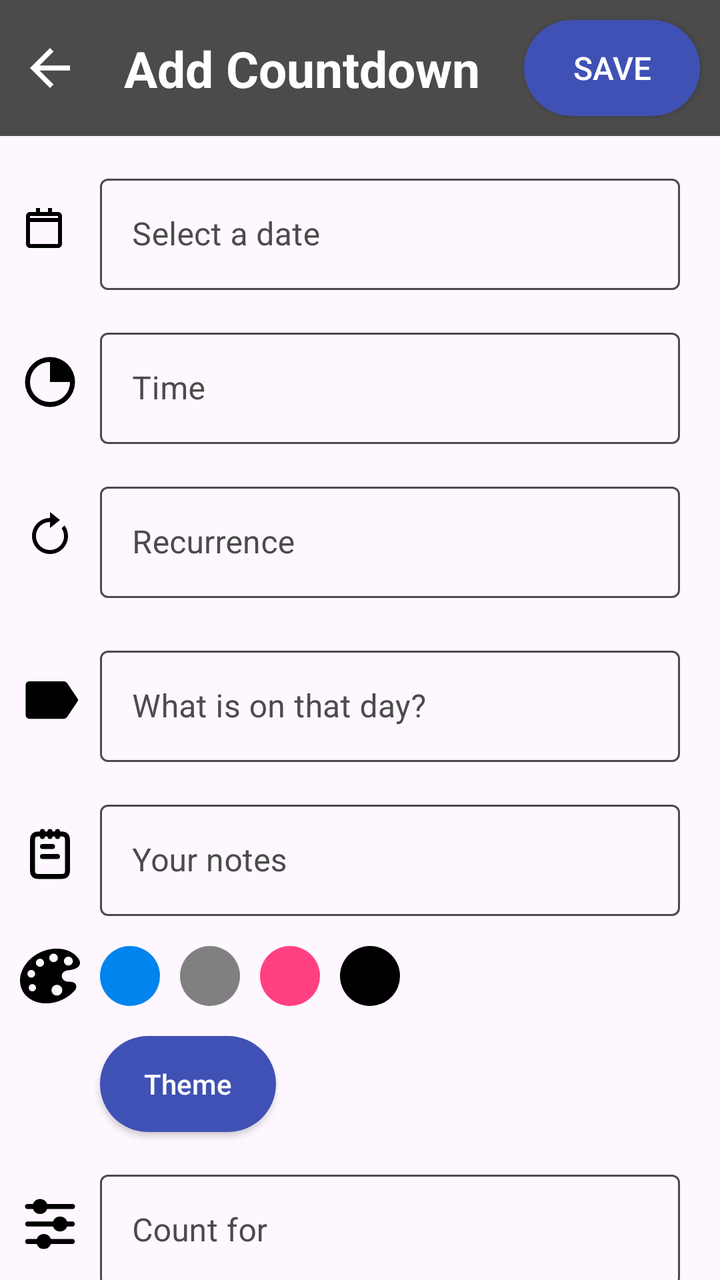
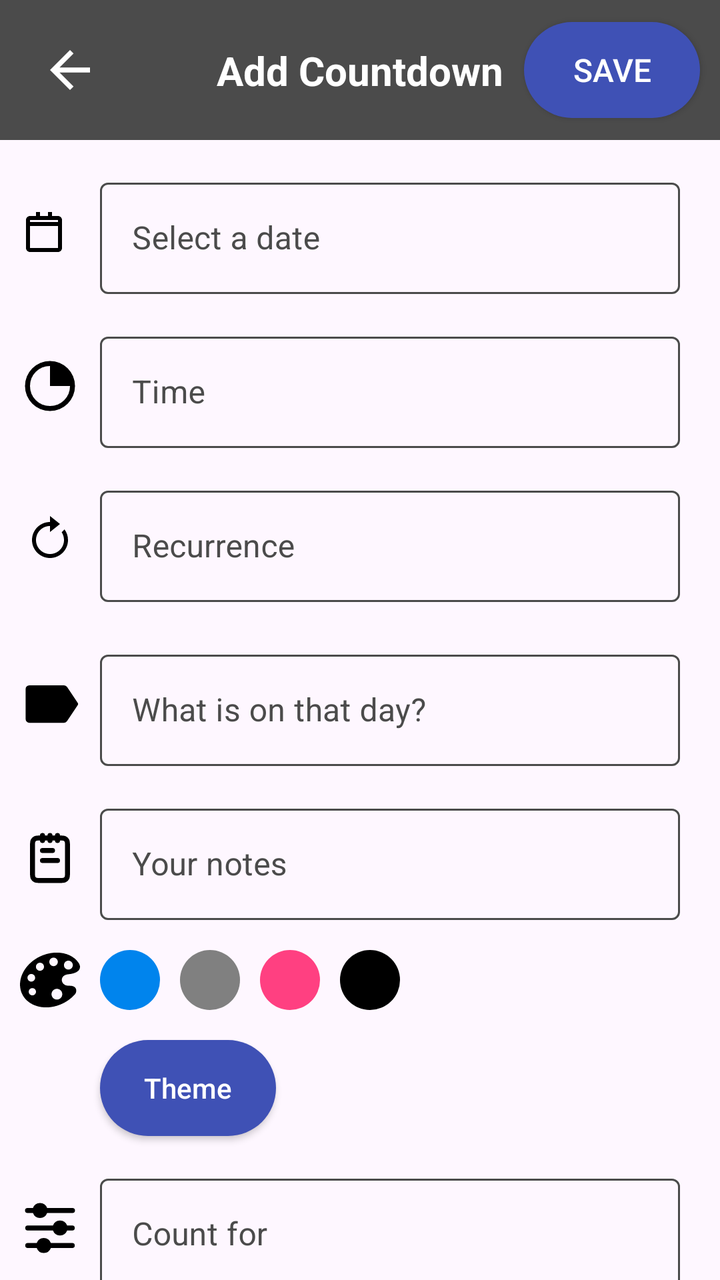

Compare the two renders of this Android layout. The source of the first and the diff that turns it into the second are given below.
<!-- AndroidManifest.xml: application theme AppTheme -->
<!-- res/layout/create_count_activity.xml -->
<?xml version="1.0" encoding="utf-8"?>
<androidx.constraintlayout.widget.ConstraintLayout xmlns:android="http://schemas.android.com/apk/res/android"
    xmlns:app="http://schemas.android.com/apk/res-auto"
    android:layout_width="match_parent"
    android:layout_height="match_parent"
    android:fitsSystemWindows="true">

    <androidx.constraintlayout.widget.ConstraintLayout
        android:id="@+id/constraintToolbar"
        android:layout_width="match_parent"
        android:layout_height="wrap_content"
        android:background="@color/dark_gray"
        app:layout_constraintEnd_toEndOf="parent"
        app:layout_constraintStart_toStartOf="parent"
        app:layout_constraintTop_toTopOf="parent">

        <androidx.appcompat.widget.AppCompatImageView
            android:id="@+id/imageViewBack"
            android:layout_width="wrap_content"
            android:layout_height="wrap_content"
            android:layout_margin="@dimen/dp_10"
            app:layout_constraintBottom_toBottomOf="parent"
            app:layout_constraintStart_toStartOf="parent"
            app:layout_constraintTop_toTopOf="parent"
            app:srcCompat="@drawable/ic_back" />

        <androidx.appcompat.widget.AppCompatTextView
            android:layout_width="wrap_content"
            android:layout_height="wrap_content"
            android:layout_marginVertical="@dimen/dp_10"
            android:text="Add Countdown"
            android:textColor="@android:color/white"
            android:textSize="@dimen/sp_25"
            android:textStyle="bold"
            app:layout_constraintBottom_toBottomOf="parent"
            app:layout_constraintEnd_toStartOf="@id/btnSave"
            app:layout_constraintStart_toEndOf="@id/imageViewBack"
            app:layout_constraintTop_toTopOf="parent" />

        <androidx.appcompat.widget.AppCompatButton
            android:id="@+id/btnSave"
            android:layout_width="wrap_content"
            android:layout_height="wrap_content"
            android:layout_marginVertical="@dimen/dp_10"
            android:layout_marginEnd="@dimen/dp_10"
            android:background="@drawable/bg_rounded_button"
            android:backgroundTint="@color/colorPrimary"
            android:text="Save"
            android:textColor="@color/white"
            android:textSize="@dimen/sp_16"
            app:layout_constraintBottom_toBottomOf="parent"
            app:layout_constraintEnd_toEndOf="parent"
            app:layout_constraintTop_toTopOf="parent" />

    </androidx.constraintlayout.widget.ConstraintLayout>

    <androidx.constraintlayout.widget.ConstraintLayout
        android:layout_width="match_parent"
        android:layout_height="@dimen/dp_0"
        app:layout_constraintEnd_toEndOf="parent"
        app:layout_constraintStart_toStartOf="parent"
        app:layout_constraintTop_toBottomOf="@id/constraintToolbar">

        <androidx.appcompat.widget.AppCompatImageView
            android:id="@+id/ivDate"
            android:layout_width="wrap_content"
            android:layout_height="wrap_content"
            android:layout_marginStart="@dimen/dp_10"
            app:layout_constraintBottom_toBottomOf="@id/textInputDate"
            app:layout_constraintStart_toStartOf="parent"
            app:layout_constraintTop_toTopOf="@id/textInputDate"
            app:srcCompat="@drawable/ic_calendar" />

        <com.google.android.material.textfield.TextInputLayout
            android:id="@+id/textInputDate"
            style="@style/BoxEditText"
            android:layout_width="@dimen/dp_0"
            android:layout_height="wrap_content"
            android:layout_marginTop="@dimen/dp_15"
            app:layout_constraintEnd_toEndOf="@id/textInputCountFor"
            app:layout_constraintStart_toStartOf="@id/textInputCountFor"
            app:layout_constraintTop_toTopOf="parent">

            <com.google.android.material.textfield.TextInputEditText
                android:id="@+id/textInputEditTextDate"
                android:layout_width="match_parent"
                android:layout_height="wrap_content"
                android:hint="@string/label_select_a_date"
                android:textColor="@color/dark_gray" />

        </com.google.android.material.textfield.TextInputLayout>


        <androidx.appcompat.widget.AppCompatImageView
            android:id="@+id/ivClock"
            android:layout_width="wrap_content"
            android:layout_height="wrap_content"
            android:layout_marginStart="@dimen/dp_10"
            app:layout_constraintBottom_toBottomOf="@id/textInputTime"
            app:layout_constraintStart_toStartOf="parent"
            app:layout_constraintTop_toTopOf="@id/textInputTime"
            app:srcCompat="@drawable/ic_clock" />

        <com.google.android.material.textfield.TextInputLayout
            android:id="@+id/textInputTime"
            style="@style/BoxEditText"
            android:layout_width="@dimen/dp_0"
            android:layout_height="wrap_content"
            android:layout_marginTop="@dimen/dp_15"
            app:layout_constraintEnd_toEndOf="@id/textInputDate"
            app:layout_constraintStart_toStartOf="@id/textInputDate"
            app:layout_constraintTop_toBottomOf="@id/textInputDate">

            <com.google.android.material.textfield.TextInputEditText
                android:id="@+id/etTime"
                android:layout_width="match_parent"
                android:layout_height="wrap_content"
                android:hint="Time"
                android:textColor="@color/dark_gray" />
        </com.google.android.material.textfield.TextInputLayout>

        <androidx.appcompat.widget.AppCompatImageView
            android:id="@+id/ivRecurrence"
            android:layout_width="wrap_content"
            android:layout_height="wrap_content"
            android:layout_marginStart="@dimen/dp_10"
            app:layout_constraintBottom_toBottomOf="@id/textInputRecurrence"
            app:layout_constraintStart_toStartOf="parent"
            app:layout_constraintTop_toTopOf="@id/textInputRecurrence"
            app:srcCompat="@drawable/ic_repeat" />


        <com.google.android.material.textfield.TextInputLayout
            android:id="@+id/textInputRecurrence"
            style="@style/BoxEditText"
            android:layout_width="@dimen/dp_0"
            android:layout_height="wrap_content"
            android:layout_marginTop="@dimen/dp_15"
            app:layout_constraintEnd_toEndOf="@id/textInputTime"
            app:layout_constraintStart_toStartOf="@id/textInputTime"
            app:layout_constraintTop_toBottomOf="@id/textInputTime">

            <com.google.android.material.textfield.TextInputEditText
                android:id="@+id/etRecurrence"
                android:layout_width="match_parent"
                android:layout_height="wrap_content"
                android:hint="Recurrence"
                android:textColor="@color/dark_gray" />

        </com.google.android.material.textfield.TextInputLayout>


        <androidx.appcompat.widget.AppCompatImageView
            android:id="@+id/ivBookmark"
            android:layout_width="wrap_content"
            android:layout_height="wrap_content"
            android:layout_marginStart="@dimen/dp_10"
            app:layout_constraintBottom_toBottomOf="@id/textInputWhatIsOnThatDay"
            app:layout_constraintStart_toStartOf="parent"
            app:layout_constraintTop_toTopOf="@id/textInputWhatIsOnThatDay"
            app:srcCompat="@drawable/ic_tag" />

        <com.google.android.material.textfield.TextInputLayout
            android:id="@+id/textInputWhatIsOnThatDay"
            style="@style/BoxEditText"
            android:layout_width="@dimen/dp_0"
            android:layout_height="wrap_content"
            android:layout_marginStart="@dimen/dp_10"
            android:layout_marginTop="@dimen/dp_20"
            android:layout_marginEnd="@dimen/dp_20"
            app:layout_constraintEnd_toEndOf="parent"
            app:layout_constraintStart_toEndOf="@id/ivBookmark"
            app:layout_constraintTop_toBottomOf="@id/textInputRecurrence">

            <com.google.android.material.textfield.TextInputEditText
                android:id="@+id/etWhatIsOnThatDay"
                android:layout_width="match_parent"
                android:layout_height="wrap_content"
                android:hint="@string/label_what_is_on_that_day"
                android:textColor="@color/dark_gray" />

        </com.google.android.material.textfield.TextInputLayout>

        <androidx.appcompat.widget.AppCompatImageView
            android:id="@+id/ivNotes"
            android:layout_width="wrap_content"
            android:layout_height="wrap_content"
            android:layout_marginStart="@dimen/dp_10"
            app:layout_constraintBottom_toBottomOf="@id/textInputYourNotes"
            app:layout_constraintStart_toStartOf="parent"
            app:layout_constraintTop_toTopOf="@id/textInputYourNotes"
            app:srcCompat="@drawable/ic_note" />

        <com.google.android.material.textfield.TextInputLayout
            android:id="@+id/textInputYourNotes"
            style="@style/BoxEditText"
            android:layout_width="@dimen/dp_0"
            android:layout_height="wrap_content"
            android:layout_marginTop="@dimen/dp_15"
            app:layout_constraintEnd_toEndOf="@id/textInputWhatIsOnThatDay"
            app:layout_constraintStart_toStartOf="@id/textInputWhatIsOnThatDay"
            app:layout_constraintTop_toBottomOf="@id/textInputWhatIsOnThatDay">

            <com.google.android.material.textfield.TextInputEditText
                android:id="@+id/etYourNotes"
                android:layout_width="match_parent"
                android:layout_height="wrap_content"
                android:hint="@string/label_your_notes"
                android:textColor="@color/dark_gray" />

        </com.google.android.material.textfield.TextInputLayout>

        <androidx.appcompat.widget.AppCompatImageView
            android:id="@+id/ivPalette"
            android:layout_width="wrap_content"
            android:layout_height="wrap_content"
            android:layout_marginStart="@dimen/dp_10"
            android:layout_marginTop="@dimen/dp_15"
            app:layout_constraintStart_toStartOf="parent"
            app:layout_constraintTop_toBottomOf="@id/textInputYourNotes"
            app:srcCompat="@drawable/ic_palette" />

        <LinearLayout
            android:id="@+id/colorCirclesLayout"
            android:layout_width="wrap_content"
            android:layout_height="wrap_content"
            android:layout_marginStart="@dimen/dp_10"
            android:orientation="horizontal"
            app:layout_constraintBottom_toBottomOf="@id/ivPalette"
            app:layout_constraintStart_toEndOf="@id/ivPalette"
            app:layout_constraintTop_toTopOf="@id/ivPalette">

            <View
                android:layout_width="@dimen/dp_30"
                android:layout_height="@dimen/dp_30"
                android:background="@drawable/bg_round_ciricle"
                android:backgroundTint="@color/blue" />

            <View
                android:layout_width="@dimen/dp_30"
                android:layout_height="@dimen/dp_30"
                android:layout_marginStart="@dimen/dp_10"
                android:background="@drawable/bg_round_ciricle"
                android:backgroundTint="@color/gray" />

            <View
                android:layout_width="@dimen/dp_30"
                android:layout_height="@dimen/dp_30"
                android:layout_marginStart="@dimen/dp_10"
                android:background="@drawable/bg_round_ciricle" />

            <View
                android:layout_width="@dimen/dp_30"
                android:layout_height="@dimen/dp_30"
                android:layout_marginStart="@dimen/dp_10"
                android:background="@drawable/bg_round_ciricle"
                android:backgroundTint="@color/black" />

        </LinearLayout>

        <androidx.appcompat.widget.AppCompatButton
            android:id="@+id/btnSelectTheme"
            android:layout_width="wrap_content"
            android:layout_height="wrap_content"
            android:layout_marginTop="@dimen/dp_15"
            android:background="@drawable/bg_rounded_button"
            android:backgroundTint="@color/colorPrimary"
            android:text="Theme"
            android:textAllCaps="false"
            android:textColor="@color/white"
            app:layout_constraintStart_toStartOf="@id/colorCirclesLayout"
            app:layout_constraintTop_toBottomOf="@id/colorCirclesLayout" />

        <androidx.appcompat.widget.AppCompatImageView
            android:id="@+id/ivCountFor"
            android:layout_width="wrap_content"
            android:layout_height="wrap_content"
            android:layout_marginStart="@dimen/dp_10"
            app:layout_constraintBottom_toBottomOf="@id/textInputCountFor"
            app:layout_constraintStart_toStartOf="parent"
            app:layout_constraintTop_toTopOf="@id/textInputCountFor"
            app:srcCompat="@drawable/ic_filter" />

        <com.google.android.material.textfield.TextInputLayout
            android:id="@+id/textInputCountFor"
            style="@style/BoxEditText"
            android:layout_width="@dimen/dp_0"
            android:layout_height="wrap_content"
            android:layout_marginTop="@dimen/dp_15"
            app:layout_constraintEnd_toEndOf="@id/textInputYourNotes"
            app:layout_constraintStart_toStartOf="@id/textInputYourNotes"
            app:layout_constraintTop_toBottomOf="@id/btnSelectTheme">

            <com.google.android.material.textfield.TextInputEditText
                android:id="@+id/autoCompleteTextViewCountFor"
                android:layout_width="match_parent"
                android:layout_height="wrap_content"
                android:hint="@string/label_count_for"
                android:textColor="@color/dark_gray" />
        </com.google.android.material.textfield.TextInputLayout>

        <androidx.appcompat.widget.SwitchCompat
            android:id="@+id/switchLabel"
            android:layout_width="wrap_content"
            android:layout_height="wrap_content"
            android:layout_marginTop="@dimen/dp_10"
            android:text="Show label"
            android:textColor="@color/dark_gray"
            android:textSize="@dimen/sp_16"
            app:layout_constraintStart_toStartOf="@id/textInputCountFor"
            app:layout_constraintTop_toBottomOf="@id/textInputCountFor"
            app:switchPadding="@dimen/dp_10" />

        <androidx.appcompat.widget.AppCompatImageView
            android:layout_width="wrap_content"
            android:layout_height="wrap_content"
            app:layout_constraintBottom_toBottomOf="@id/switchTime"
            app:layout_constraintEnd_toStartOf="@id/switchTime"
            app:layout_constraintStart_toStartOf="parent"
            app:layout_constraintTop_toTopOf="@id/switchTime"
            app:srcCompat="@drawable/ic_remain" />

        <androidx.appcompat.widget.SwitchCompat
            android:id="@+id/switchTime"
            android:layout_width="wrap_content"
            android:layout_height="wrap_content"
            android:layout_marginTop="@dimen/dp_30"
            android:text="Decrease circle with time"
            android:textColor="@color/dark_gray"
            android:textSize="@dimen/sp_16"
            app:layout_constraintStart_toStartOf="@id/switchLabel"
            app:layout_constraintTop_toBottomOf="@id/switchLabel"
            app:switchPadding="@dimen/dp_10" />
    </androidx.constraintlayout.widget.ConstraintLayout>

</androidx.constraintlayout.widget.ConstraintLayout>
<!-- resources referenced by this layout -->
<resources>
  <color name="black">#000000</color>
  <color name="blue">#0084ED</color>
  <color name="colorPrimary">#3F51B5</color>
  <color name="dark_gray">#4B4B4B</color>
  <color name="gray">#808080</color>
  <color name="white">#FFFFFF</color>
  <dimen name="dp_0">0dp</dimen>
  <dimen name="dp_10">10dp</dimen>
  <dimen name="dp_15">15dp</dimen>
  <dimen name="dp_20">20dp</dimen>
  <dimen name="dp_30">30dp</dimen>
  <dimen name="sp_16">16sp</dimen>
  <dimen name="sp_25">25sp</dimen>
  <!-- drawable bg_round_ciricle (drawable) -->
  <?xml version="1.0" encoding="utf-8"?>
  <shape xmlns:android="http://schemas.android.com/apk/res/android"
      android:shape="rectangle">
      <solid android:color="@color/colorAccent" />
  
      <corners android:radius="360dp" />
  
  </shape>
  <!-- drawable bg_rounded_button (drawable) -->
  <?xml version="1.0" encoding="utf-8"?>
  <shape xmlns:android="http://schemas.android.com/apk/res/android"
      android:shape="rectangle">
  
      <solid android:color="@android:color/white" />
      <corners android:radius="@dimen/dp_40"/>
  </shape>
  <!-- drawable ic_back (drawable) -->
  <vector xmlns:android="http://schemas.android.com/apk/res/android"
      android:width="30dp"
      android:height="30dp"
      android:autoMirrored="true"
      android:tint="#FFFFFF"
      android:viewportWidth="960"
      android:viewportHeight="960">
  
      <path
          android:fillColor="@android:color/white"
          android:pathData="M313,520L537,744L480,800L160,480L480,160L537,216L313,440L800,440L800,520L313,520Z" />
  
  </vector>
  <!-- drawable ic_calendar (drawable) -->
  <vector xmlns:android="http://schemas.android.com/apk/res/android"
      android:width="24dp"
      android:height="24dp"
      android:viewportWidth="24"
      android:viewportHeight="24">
      <path
          android:fillColor="@android:color/black"
          android:pathData="M19,4h-3V2h-2v2h-4V2H8v2H5C3.89,4 3,4.9 3,6v14c0,1.1 0.89,2 2,2h14c1.1,0 2,-0.9 2,-2V6C21,4.9 20.1,4 19,4zM19,20H5V9h14V20zM19,7H5V6h14V7z" />
  </vector>
  <!-- drawable ic_tag (drawable) -->
  <vector xmlns:android="http://schemas.android.com/apk/res/android"
      android:width="30dp"
      android:height="30dp"
      android:autoMirrored="true"
      android:viewportWidth="256"
      android:viewportHeight="256">
  
      <path
          android:fillColor="#000000"
          android:pathData="M246.66,132.44l-45.63,68.44 0,-0a15.97,15.97 0,0 1,-13.31 7.13H40a16.02,16.02 0,0 1,-16 -16v-128a16.02,16.02 0,0 1,16 -16H187.72a15.97,15.97 0,0 1,13.31 7.13l45.62,68.44A8,8 0,0 1,246.66 132.44Z" />
  
  </vector>
  <string name="label_count_for">Count for</string>
  <string name="label_select_a_date">Select a date</string>
  <string name="label_what_is_on_that_day">What is on that day?</string>
  <string name="label_your_notes">Your notes</string>
  <style name="BoxEditText" parent="Widget.MaterialComponents.TextInputLayout.OutlinedBox">
          <item name="hintTextAppearance">@style/TextAppearance.AppTheme.TextInputLayout.HintTextAlt</item>
          <item name="boxStrokeColor">@color/selector_outline_box_color</item>
          <item name="android:textColorHint">@color/dark_gray</item>
          <item name="hintTextColor">@color/dark_gray</item>
          <item name="cursorColor">@color/dark_gray</item>
      </style>
  <style name="AppTheme" parent="Theme.Material3.Light.NoActionBar">
          
          <item name="colorPrimary">@color/colorPrimary</item>
          <item name="colorPrimaryDark">@color/colorPrimaryDark</item>
          <item name="colorAccent">@color/colorAccent</item>
          <item name="android:windowLightStatusBar">true</item>
          <item name="colorControlActivated">@color/dark_gray</item>
      </style>
  <color name="colorAccent">#FF4081</color>
  <dimen name="dp_40">40dp</dimen>
  <style name="TextAppearance.AppTheme.TextInputLayout.HintTextAlt" parent="TextAppearance.MaterialComponents.Subtitle2">
          <item name="android:textColor">@color/dark_gray</item>
      </style>
  <color name="colorPrimaryDark">#303F9F</color>
  <!-- unchanged entries left out for length: 6 -->
</resources>

<!-- the commit's change to res/layout/create_count_activity.xml (unified diff, before → after) -->
@@ -18,7 +18,8 @@
             android:id="@+id/imageViewBack"
             android:layout_width="wrap_content"
             android:layout_height="wrap_content"
-            android:layout_margin="@dimen/dp_10"
+            android:padding="@dimen/dp_5"
+            android:layout_margin="@dimen/dp_15"
             app:layout_constraintBottom_toBottomOf="parent"
             app:layout_constraintStart_toStartOf="parent"
             app:layout_constraintTop_toTopOf="parent"
@@ -30,11 +31,11 @@
             android:layout_marginVertical="@dimen/dp_10"
             android:text="Add Countdown"
             android:textColor="@android:color/white"
-            android:textSize="@dimen/sp_25"
+            android:textSize="@dimen/sp_20"
             android:textStyle="bold"
             app:layout_constraintBottom_toBottomOf="parent"
-            app:layout_constraintEnd_toStartOf="@id/btnSave"
-            app:layout_constraintStart_toEndOf="@id/imageViewBack"
+            app:layout_constraintEnd_toEndOf="parent"
+            app:layout_constraintStart_toStartOf="parent"
             app:layout_constraintTop_toTopOf="parent" />
 
         <androidx.appcompat.widget.AppCompatButton
<!-- resource entries referenced after the edit -->
@@ -11,8 +11,9 @@
   <dimen name="dp_15">15dp</dimen>
   <dimen name="dp_20">20dp</dimen>
   <dimen name="dp_30">30dp</dimen>
+  <dimen name="dp_5">5dp</dimen>
   <dimen name="sp_16">16sp</dimen>
-  <dimen name="sp_25">25sp</dimen>
+  <dimen name="sp_20">20sp</dimen>
   <!-- drawable bg_round_ciricle (drawable) -->
   <?xml version="1.0" encoding="utf-8"?>
   <shape xmlns:android="http://schemas.android.com/apk/res/android"
